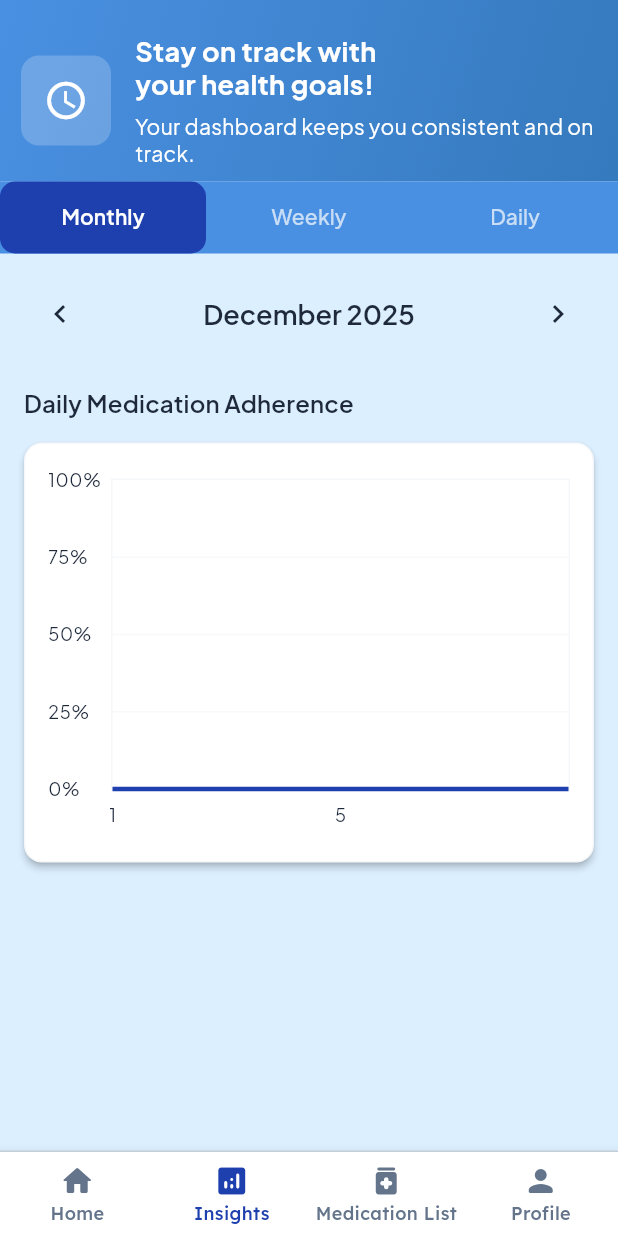
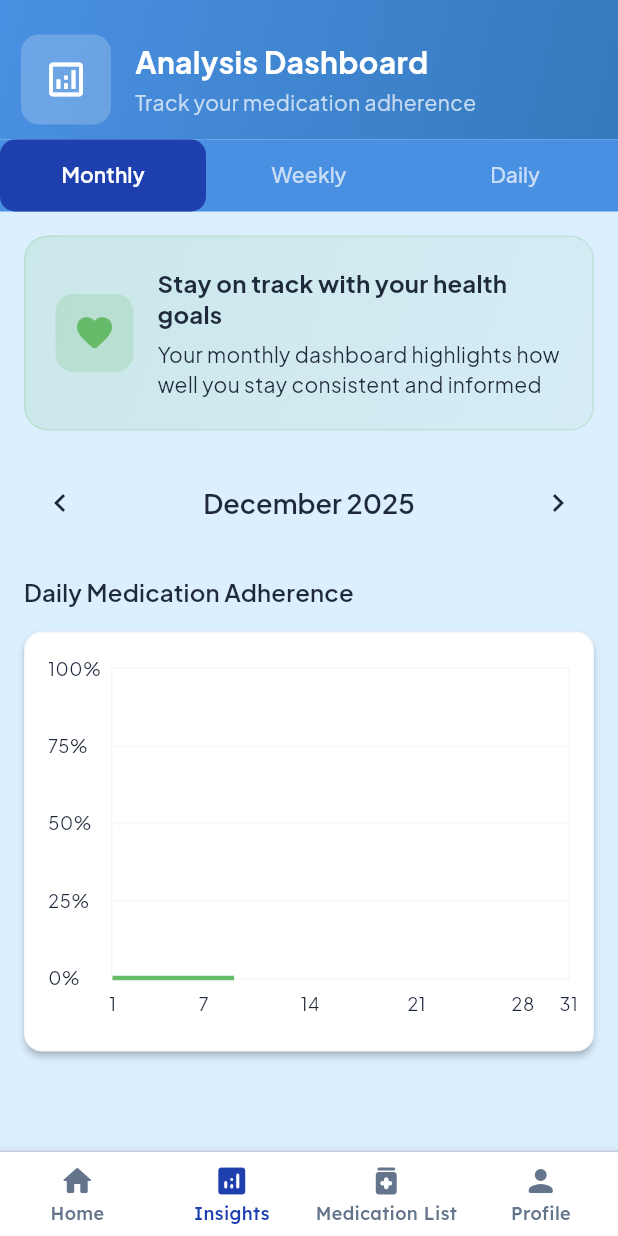
Before and after one commit to oluwatoni307/medicare_app, a Flutter app: the Homepage screen opened directly, item 2 of the bottom bar chosen, on a phone screen of 412 x 824 dp. Run offline on Flutter 3.47's test engine with Material 3 defaults, Android fonts, the phone set to English and light mode, and no system bars; drawn by our look-alikes of fl_chart; our stand-ins replace awesome_notifications, firebase_core, firebase_messaging, flutter_local_notifications, google_fonts, hive and 6 more; accounts and stored records are empty.

```diff
--- a/lib/features/Home/Home_view.dart
+++ b/lib/features/Home/Home_view.dart
@@ -170,33 +170,33 @@ class _HomepageState extends State<Homepage> with RouteAware {
         if (noDosesToday) {
           // Has medications but no doses scheduled today
           return Container(
-            height: 300,
+            height: 260,
             margin: const EdgeInsets.symmetric(horizontal: 10, vertical: 20),
             child: Card(
               elevation: 1,
               child: Container(
-                padding: const EdgeInsets.all(24),
+                padding: const EdgeInsets.all(20),
                 child: Column(
                   mainAxisAlignment: MainAxisAlignment.center,
                   children: [
                     Container(
-                      padding: const EdgeInsets.all(16),
+                      padding: const EdgeInsets.all(14),
                       decoration: BoxDecoration(
                         color: AppTheme.accent.withOpacity(0.1),
                         shape: BoxShape.circle,
                       ),
                       child: Icon(
                         Icons.event_available,
-                        size: 48,
+                        size: 40,
                         color: AppTheme.accent,
                       ),
                     ),
-                    SizedBox(height: 20),
+                    SizedBox(height: 16),
                     Text(
                       'All set for today, $userName!',
                       style: Theme.of(context).textTheme.titleLarge,
                     ),
-                    SizedBox(height: 8),
+                    SizedBox(height: 6),
                     Text(
                       'No doses scheduled for today.\nEnjoy your day!',
                       textAlign: TextAlign.center,
@@ -211,19 +211,19 @@ class _HomepageState extends State<Homepage> with RouteAware {
           );
         }
 
-        // No medications at all
+        // No active medications
         return Container(
-          height: 300,
+          height: 260,
           margin: const EdgeInsets.symmetric(horizontal: 10, vertical: 20),
           child: Card(
             elevation: 1,
             child: Container(
-              padding: const EdgeInsets.all(24),
+              padding: const EdgeInsets.all(20),
               child: Column(
                 mainAxisAlignment: MainAxisAlignment.center,
                 children: [
                   Container(
-                    padding: const EdgeInsets.all(16),
+                    padding: const EdgeInsets.all(14),
                     decoration: BoxDecoration(
                       color: AppTheme.surfaceMuted,
                       shape: BoxShape.circle,
@@ -236,30 +236,30 @@ class _HomepageState extends State<Homepage> with RouteAware {
                     ),
                     child: Icon(
                       Icons.medication_liquid,
-                      size: 48,
+                      size: 40,
                       color: AppTheme.lightText,
                     ),
                   ),
-                  SizedBox(height: 20),
+                  SizedBox(height: 16),
                   Text(
-                    'Welcome, $userName!',
+                    'No active medications',
                     style: Theme.of(context).textTheme.titleLarge,
                   ),
-                  SizedBox(height: 8),
+                  SizedBox(height: 6),
                   Text(
-                    'Start tracking your medications to\nnever miss a dose again',
+                    'You\'re all set for now.\nAdd a medication when you need to.',
                     textAlign: TextAlign.center,
                     style: Theme.of(
                       context,
                     ).textTheme.bodyMedium?.copyWith(color: AppTheme.lightText),
                   ),
-                  SizedBox(height: 24),
+                  SizedBox(height: 20),
                   ElevatedButton.icon(
                     onPressed: () =>
                         Navigator.pushNamed(context, '/new_medicine'),
                     icon: const Icon(Icons.add, size: 18),
                     label: const Text(
-                      'Add Your First Medication',
+                      'Add Medication',
                       style: TextStyle(
                         fontSize: 14,
                         fontWeight: FontWeight.w500,
@@ -292,7 +292,7 @@ class HeroSection extends StatelessWidget {
           // Personalized greeting at the top
           Positioned(
             top: 10,
-            left: 10,
+            right: 10,
             child: Consumer<AuthViewModel>(
               builder: (context, authViewModel, _) {
                 final userName = authViewModel.user?.name ?? 'there';
--- a/lib/features/analysis/analysis_view.dart
+++ b/lib/features/analysis/analysis_view.dart
@@ -1,4 +1,4 @@
-// lib/features/analysis/analysis_view.dart - FIXED VERSION
+// lib/features/analysis/analysis_view.dart
 
 import 'package:flutter/material.dart';
 import 'package:provider/provider.dart';
@@ -15,7 +15,8 @@ class AnalysisDashboardView extends StatefulWidget {
   State<AnalysisDashboardView> createState() => _AnalysisDashboardViewState();
 }
 
-class _AnalysisDashboardViewState extends State<AnalysisDashboardView> with TickerProviderStateMixin {
+class _AnalysisDashboardViewState extends State<AnalysisDashboardView>
+    with TickerProviderStateMixin {
   late TabController _tabController;
 
   @override
@@ -32,21 +33,21 @@ class _AnalysisDashboardViewState extends State<AnalysisDashboardView> with Tick
 
   @override
   Widget build(BuildContext context) {
-    // ✅ FIXED: Move ChangeNotifierProvider to the top level
     return ChangeNotifierProvider(
       create: (context) => AnalysisViewModel()..loadAllData(),
       child: Scaffold(
         bottomNavigationBar: const BottomNavBar(currentIndex: 1),
         body: Consumer<AnalysisViewModel>(
           builder: (context, viewModel, child) {
-            // ✅ FIXED: Add listener here where Provider is available
             _tabController.addListener(() {
               if (!_tabController.indexIsChanging) {
-                viewModel.setSelectedView(_tabController.index == 0
-                    ? 'Monthly'
-                    : _tabController.index == 1
-                        ? 'Weekly'
-                        : 'Daily');
+                viewModel.setSelectedView(
+                  _tabController.index == 0
+                      ? 'Monthly'
+                      : _tabController.index == 1
+                      ? 'Weekly'
+                      : 'Daily',
+                );
               }
             });
 
@@ -70,11 +71,7 @@ class _AnalysisDashboardViewState extends State<AnalysisDashboardView> with Tick
                 Expanded(
                   child: TabBarView(
                     controller: _tabController,
-                    children: const [
-                      MonthlyView(),
-                      WeeklyView(),
-                      DailyView(),
-                    ],
+                    children: const [MonthlyView(), WeeklyView(), DailyView()],
                   ),
                 ),
               ],
@@ -85,6 +82,7 @@ class _AnalysisDashboardViewState extends State<AnalysisDashboardView> with Tick
     );
   }
 
+  // SIMPLIFIED HEADER - Clean and minimal
   Widget _buildHeader() {
     return Container(
       padding: const EdgeInsets.fromLTRB(14, 23, 14, 10),
@@ -105,7 +103,7 @@ class _AnalysisDashboardViewState extends State<AnalysisDashboardView> with Tick
               borderRadius: BorderRadius.circular(12),
             ),
             child: const Icon(
-              Icons.access_time,
+              Icons.analytics_outlined,
               color: Colors.white,
               size: 30,
             ),
@@ -116,20 +114,20 @@ class _AnalysisDashboardViewState extends State<AnalysisDashboardView> with Tick
               crossAxisAlignment: CrossAxisAlignment.start,
               children: [
                 Text(
-                  'Stay on track with\nyour health goals!',
+                  'Analysis Dashboard',
                   style: TextStyle(
-                    fontSize: 18,
+                    fontSize: 20,
                     fontWeight: FontWeight.bold,
                     color: Colors.white,
                     height: 1.2,
                   ),
                 ),
-                SizedBox(height: 8),
+                SizedBox(height: 6),
                 Text(
-                  'Your dashboard keeps you consistent and on track.',
+                  'Track your medication adherence',
                   style: TextStyle(
                     fontSize: 14,
-                    color: Colors.white,
+                    color: Colors.white70,
                     height: 1.3,
                   ),
                 ),
--- a/lib/features/analysis/views/monthly_view.dart
+++ b/lib/features/analysis/views/monthly_view.dart
@@ -5,7 +5,7 @@ import 'package:fl_chart/fl_chart.dart';
 import 'package:provider/provider.dart';
 import '../analysis_viewmodel.dart';
 
-/// FIXED Monthly View with proper date labels, percentage axis, and complete data range
+/// Monthly View with elegant motivational card, green chart, proper date labels
 class MonthlyView extends StatelessWidget {
   const MonthlyView({Key? key}) : super(key: key);
 
@@ -16,8 +16,6 @@ class MonthlyView extends StatelessWidget {
     return SingleChildScrollView(child: _buildContent(context, viewModel));
   }
 
-  // --- Content ---
-  /// Displays loading, error, or the monthly adherence chart.
   Widget _buildContent(BuildContext context, AnalysisViewModel viewModel) {
     if (viewModel.isLoadingMonthly) {
       return const Padding(
@@ -58,14 +56,16 @@ class MonthlyView extends StatelessWidget {
     return _buildMonthlyChart(context, viewModel);
   }
 
-  // --- Monthly Chart ---
-  /// Displays a line chart of monthly adherence trends.
   Widget _buildMonthlyChart(BuildContext context, AnalysisViewModel viewModel) {
     return Padding(
       padding: const EdgeInsets.all(16.0),
       child: Column(
         crossAxisAlignment: CrossAxisAlignment.start,
         children: [
+          // ELEGANT MOTIVATIONAL CARD
+          _buildMotivationalHeader(context),
+          const SizedBox(height: 24),
+
           // Month selector
           Row(
             mainAxisAlignment: MainAxisAlignment.spaceBetween,
@@ -117,6 +117,11 @@ class MonthlyView extends StatelessWidget {
                     ? _buildEmptyState(context)
                     : LineChart(
                         LineChartData(
+                          minX: 0,
+                          maxX: (_getDaysInMonth(viewModel.currentMonth) - 1)
+                              .toDouble(),
+                          minY: 0,
+                          maxY: 100,
                           gridData: FlGridData(
                             show: true,
                             drawVerticalLine: false,
@@ -132,26 +137,19 @@ class MonthlyView extends StatelessWidget {
                             bottomTitles: AxisTitles(
                               sideTitles: SideTitles(
                                 showTitles: true,
+                                interval: 1,
                                 getTitlesWidget: (value, meta) {
-                                  final index = value.toInt();
-                                  if (index < 0 ||
-                                      index >=
-                                          viewModel.monthlyChartData.length) {
-                                    return const SizedBox.shrink();
-                                  }
+                                  final day = value.toInt() + 1;
+                                  final daysInMonth = _getDaysInMonth(
+                                    viewModel.currentMonth,
+                                  );
 
-                                  final dataPoint =
-                                      viewModel.monthlyChartData[index];
-                                  // Parse the ISO date string (e.g., "2025-08-15")
-                                  final dateParts = dataPoint.date.split('-');
-                                  if (dateParts.length != 3) {
-                                    return const SizedBox.shrink();
-                                  }
-
-                                  final day = int.parse(dateParts[2]);
-
-                                  // FIXED: Show labels every 5 days or day 1
-                                  if (day == 1 || day % 5 == 0) {
+                                  if (day == 1 ||
+                                      day == 7 ||
+                                      day == 14 ||
+                                      day == 21 ||
+                                      day == 28 ||
+                                      day == daysInMonth) {
                                     return Padding(
                                       padding: const EdgeInsets.only(top: 8),
                                       child: Text(
@@ -177,7 +175,6 @@ class MonthlyView extends StatelessWidget {
                               sideTitles: SideTitles(
                                 showTitles: true,
                                 getTitlesWidget: (value, meta) {
-                                  // FIXED: Show percentage labels (0%, 25%, 50%, 75%, 100%)
                                   if (value % 25 == 0) {
                                     return Text(
                                       '${value.toInt()}%',
@@ -214,32 +211,19 @@ class MonthlyView extends StatelessWidget {
                               width: 1,
                             ),
                           ),
-                          minY: 0,
-                          maxY: 100,
                           lineBarsData: [
                             LineChartBarData(
-                              spots: viewModel.monthlyChartData
-                                  .asMap()
-                                  .entries
-                                  .map(
-                                    (e) =>
-                                        FlSpot(e.key.toDouble(), e.value.value),
-                                  )
-                                  .toList(),
+                              spots: _buildMonthlySpots(viewModel),
                               isCurved: true,
                               curveSmoothness: 0.25,
-                              color: Theme.of(context).colorScheme.primary,
+                              color: const Color(0xFF66BB6A),
                               barWidth: 3,
                               belowBarData: BarAreaData(
                                 show: true,
                                 gradient: LinearGradient(
                                   colors: [
-                                    Theme.of(
-                                      context,
-                                    ).colorScheme.primary.withOpacity(0.3),
-                                    Theme.of(
-                                      context,
-                                    ).colorScheme.primary.withOpacity(0.05),
+                                    const Color(0xFF66BB6A).withOpacity(0.3),
+                                    const Color(0xFF66BB6A).withOpacity(0.05),
                                   ],
                                   begin: Alignment.topCenter,
                                   end: Alignment.bottomCenter,
@@ -247,16 +231,11 @@ class MonthlyView extends StatelessWidget {
                               ),
                               dotData: FlDotData(
                                 show: true,
-                                checkToShowDot: (spot, barData) {
-                                  // Show dots only for non-zero values to highlight actual data
-                                  return spot.y > 0;
-                                },
+                                checkToShowDot: (spot, barData) => spot.y > 0,
                                 getDotPainter: (spot, percent, barData, index) {
                                   return FlDotCirclePainter(
                                     radius: 3,
-                                    color: Theme.of(
-                                      context,
-                                    ).colorScheme.primary,
+                                    color: const Color(0xFF66BB6A),
                                     strokeWidth: 1.5,
                                     strokeColor: Colors.white,
                                   );
@@ -273,20 +252,15 @@ class MonthlyView extends StatelessWidget {
                                 horizontal: 12,
                                 vertical: 8,
                               ),
-                              getTooltipItems: (touchedSpots) => touchedSpots.map((
-                                spot,
-                              ) {
-                                final dataPoint =
-                                    viewModel.monthlyChartData[spot.x.toInt()];
-                                // Parse date for display
-                                final dateParts = dataPoint.date.split('-');
+                              getTooltipItems: (touchedSpots) =>
+                                  touchedSpots.map((spot) {
+                                    final day = spot.x.toInt() + 1;
                                     final month = _getMonthAbbreviation(
-                                  int.parse(dateParts[1]),
+                                      viewModel.currentMonth.month,
                                     );
-                                final day = int.parse(dateParts[2]);
 
                                     return LineTooltipItem(
-                                  '$month $day\n${dataPoint.value.toStringAsFixed(1)}%',
+                                      '$month $day\n${spot.y.toStringAsFixed(1)}%',
                                       TextStyle(
                                         color: Theme.of(
                                           context,
@@ -328,7 +302,7 @@ class MonthlyView extends StatelessWidget {
                     'Days Tracked',
                     '${_countActiveDays(viewModel)}',
                     Icons.calendar_today,
-                    Theme.of(context).colorScheme.primary,
+                    const Color(0xFF66BB6A),
                   ),
                 ),
               ],
@@ -339,7 +313,68 @@ class MonthlyView extends StatelessWidget {
     );
   }
 
-  // FIXED: Better empty state
+  // ELEGANT MOTIVATIONAL HEADER CARD
+  Widget _buildMotivationalHeader(BuildContext context) {
+    return Container(
+      padding: const EdgeInsets.all(20),
+      decoration: BoxDecoration(
+        gradient: LinearGradient(
+          colors: [
+            const Color(0xFF66BB6A).withOpacity(0.15),
+            const Color(0xFF81C784).withOpacity(0.08),
+          ],
+          begin: Alignment.topLeft,
+          end: Alignment.bottomRight,
+        ),
+        borderRadius: BorderRadius.circular(16),
+        border: Border.all(
+          color: const Color(0xFF66BB6A).withOpacity(0.2),
+          width: 1,
+        ),
+      ),
+      child: Row(
+        children: [
+          Container(
+            padding: const EdgeInsets.all(12),
+            decoration: BoxDecoration(
+              color: const Color(0xFF66BB6A).withOpacity(0.2),
+              borderRadius: BorderRadius.circular(12),
+            ),
+            child: const Icon(
+              Icons.favorite_rounded,
+              color: Color(0xFF66BB6A),
+              size: 28,
+            ),
+          ),
+          const SizedBox(width: 16),
+          Expanded(
+            child: Column(
+              crossAxisAlignment: CrossAxisAlignment.start,
+              children: [
+                Text(
+                  'Stay on track with your health goals',
+                  style: Theme.of(context).textTheme.titleMedium?.copyWith(
+                    fontWeight: FontWeight.bold,
+                    color: Theme.of(context).colorScheme.onSurface,
+                    height: 1.3,
+                  ),
+                ),
+                const SizedBox(height: 6),
+                Text(
+                  'Your monthly dashboard highlights how well you stay consistent and informed',
+                  style: Theme.of(context).textTheme.bodyMedium?.copyWith(
+                    color: Theme.of(context).colorScheme.onSurfaceVariant,
+                    height: 1.4,
+                  ),
+                ),
+              ],
+            ),
+          ),
+        ],
+      ),
+    );
+  }
+
   Widget _buildEmptyState(BuildContext context) {
     return Center(
       child: Column(
@@ -414,19 +449,16 @@ class MonthlyView extends StatelessWidget {
     );
   }
 
-  // FIXED: Count only days with actual activity (adherence > 0 or explicitly logged as 0)
   int _countActiveDays(AnalysisViewModel viewModel) {
     return viewModel.monthlyData.where((d) => d.hasActivity).length;
   }
 
-  // Helper to determine adherence quality color
   Color _getAdherenceColor(double percentage, BuildContext context) {
-    if (percentage >= 80) return Colors.green;
+    if (percentage >= 80) return const Color(0xFF66BB6A);
     if (percentage >= 60) return Colors.orange;
     return Colors.red;
   }
 
-  // Helper to get month abbreviation
   String _getMonthAbbreviation(int month) {
     const months = [
       'Jan',
@@ -444,4 +476,24 @@ class MonthlyView extends StatelessWidget {
     ];
     return months[month - 1];
   }
+
+  int _getDaysInMonth(DateTime month) {
+    return DateTime(month.year, month.month + 1, 0).day;
   }
+
+  List<FlSpot> _buildMonthlySpots(AnalysisViewModel viewModel) {
+    final spots = <FlSpot>[];
+
+    for (final dataPoint in viewModel.monthlyChartData) {
+      try {
+        final date = DateTime.parse(dataPoint.date);
+        final dayOfMonth = date.day;
+        spots.add(FlSpot((dayOfMonth - 1).toDouble(), dataPoint.value));
+      } catch (e) {
+        debugPrint('Error parsing date: ${dataPoint.date}');
+      }
+    }
+
+    return spots;
+  }
+}
--- a/lib/main.dart
+++ b/lib/main.dart
@@ -62,7 +62,7 @@ Future<void> main() async {
     debugPrint('✅ Supabase initialized');
 
     // Initialize Notification Service (gets token & saves to DB)
-    await NotificationService.instance.init();
+    // await NotificationService.instance.init();
     debugPrint("✅ NotificationService initialized");
 
     // Initialize Medication Notification Handler (handles action buttons)
```
Also changed, not shown: 1 other file. Lines whose indentation alone changed are shown as unchanged.
